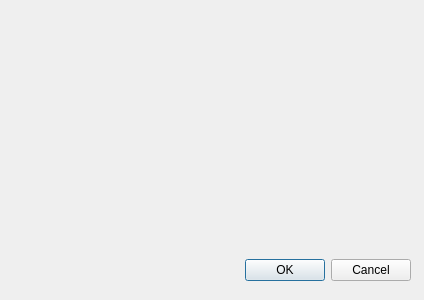
Old version of the form buttermanager/buttermanager/ui/ConsolidateSnapshotWindow.ui in the repository egara/buttermanager.
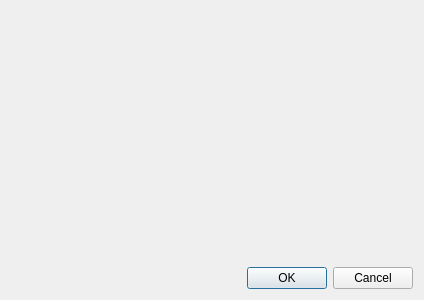
New version of the form.

Commit message: Issue #29. Implementing layout for ConsolidateSnapshotWindow

The edit to the form file:
```diff
--- a/buttermanager/buttermanager/ui/ConsolidateSnapshotWindow.ui
+++ b/buttermanager/buttermanager/ui/ConsolidateSnapshotWindow.ui
@@ -13,38 +13,32 @@
   <property name="windowTitle">
    <string>Dialog</string>
   </property>
-  <widget class="QDialogButtonBox" name="button_box">
-   <property name="geometry">
-    <rect>
-     <x>10</x>
-     <y>250</y>
-     <width>401</width>
-     <height>41</height>
-    </rect>
-   </property>
-   <property name="orientation">
-    <enum>Qt::Horizontal</enum>
-   </property>
-   <property name="standardButtons">
-    <set>QDialogButtonBox::Cancel|QDialogButtonBox::Ok</set>
-   </property>
-  </widget>
-  <widget class="QLabel" name="label_info">
-   <property name="geometry">
-    <rect>
-     <x>10</x>
-     <y>10</y>
-     <width>400</width>
-     <height>200</height>
-    </rect>
-   </property>
-   <property name="text">
-    <string/>
-   </property>
-   <property name="alignment">
-    <set>Qt::AlignCenter</set>
-   </property>
-  </widget>
+  <layout class="QVBoxLayout" name="verticalLayout_2">
+   <item>
+    <layout class="QVBoxLayout" name="verticalLayout">
+     <item>
+      <widget class="QLabel" name="label_info">
+       <property name="text">
+        <string/>
+       </property>
+       <property name="alignment">
+        <set>Qt::AlignCenter</set>
+       </property>
+      </widget>
+     </item>
+     <item>
+      <widget class="QDialogButtonBox" name="button_box">
+       <property name="orientation">
+        <enum>Qt::Horizontal</enum>
+       </property>
+       <property name="standardButtons">
+        <set>QDialogButtonBox::Cancel|QDialogButtonBox::Ok</set>
+       </property>
+      </widget>
+     </item>
+    </layout>
+   </item>
+  </layout>
  </widget>
  <resources/>
  <connections>
```
Left out of the diff: 37 changed lines with no effect on the pictures. The commit also changes 1 other file.
